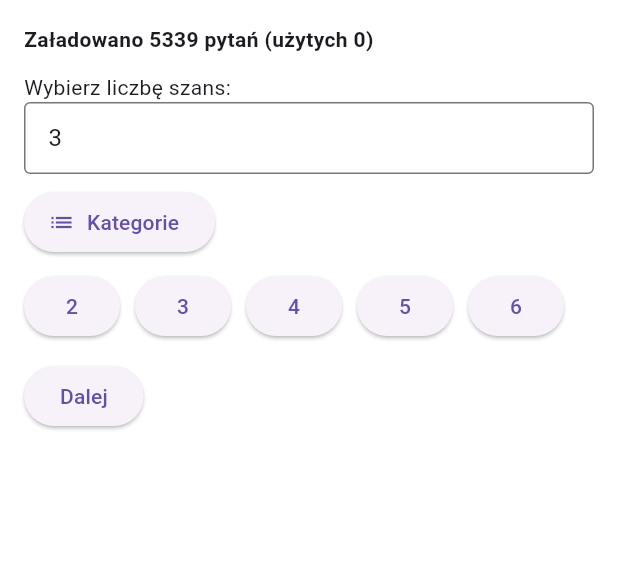
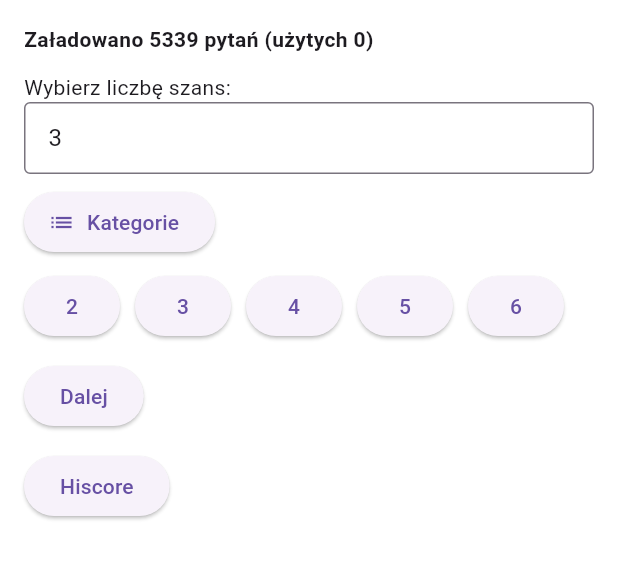
Before and after one commit to VashaTS/jedenz10, a Flutter app: the screen it shows after launch, on a phone screen of 412 x 824 dp, the part 84-664 px from its top. Run offline on Flutter 3.47's test engine with Material 3 defaults, Android fonts, the phone set to English and light mode, and no system bars; our stand-ins replace audioplayers, image_picker, shared_preferences.

Commit message:
added hiscore

```diff
--- a/lib/main.dart
+++ b/lib/main.dart
@@ -1,4 +1,5 @@
 import 'package:flutter/material.dart';
+import 'package:jeden_z_dziesieciu/screens/hiscore_screen.dart';
 import 'package:provider/provider.dart';
 
 import 'models/game_settings.dart';
@@ -30,6 +31,7 @@ class MyApp extends StatelessWidget {
       routes: {
         '/':        (_) => const GameScreen(),
         '/settings':(_) => const SettingsScreen(),
+        '/hiscore': (_) => const HighscoreScreen(),
       },
     );
   }
--- /dev/null
+++ b/lib/models/highscore_entry.dart
@@ -0,0 +1,16 @@
+class HighscoreEntry {
+  final String name;
+  final int score;           // correctAnswers
+  final DateTime date;
+
+  HighscoreEntry(this.name, this.score, this.date);
+
+  Map<String, dynamic> toJson() => {
+    'name': name,
+    'score': score,
+    'date': date.toIso8601String(),
+  };
+
+  factory HighscoreEntry.fromJson(Map<String, dynamic> j) =>
+      HighscoreEntry(j['name'], j['score'], DateTime.parse(j['date']));
+}
--- a/lib/screens/game_screen.dart
+++ b/lib/screens/game_screen.dart
@@ -13,7 +13,9 @@ import 'package:provider/provider.dart';
 import 'package:url_launcher/url_launcher.dart';
 
 import '../models/game_settings.dart';
+import '../models/highscore_entry.dart';
 import '../models/player.dart';
+import '../services/highscore_service.dart';
 import '../widgets/player_card.dart';
 import 'category_screen.dart';
 
@@ -222,6 +224,15 @@ class _GameScreenState extends State<GameScreen> {
       if(gs.soundEnabled) {
         _player.play(AssetSource('end.mp3'));
       }
+      final now = DateTime.now();
+      for (final p in players) {
+        if (p.correctAnswers > 0) {
+          HighscoreService.add(
+            numberOfLives,
+            HighscoreEntry(p.name, p.correctAnswers, now),
+          );
+        }
+      }
       setState(() {
         step = 3;
 
@@ -392,6 +403,11 @@ class _GameScreenState extends State<GameScreen> {
                 });
               },
               child: const Text("Dalej"),
+            ),
+            const SizedBox(height: 12),
+            ElevatedButton(
+              onPressed: () => Navigator.pushNamed(context, '/hiscore'),
+              child: const Text('Hiscore'),
             ),
           ],
         )
```
Also changed, not shown: lib/screens/hiscore_screen.dart (added, +84 -0 lines), lib/services/highscore_service.dart (added, +33 -0 lines), 2 other files.
